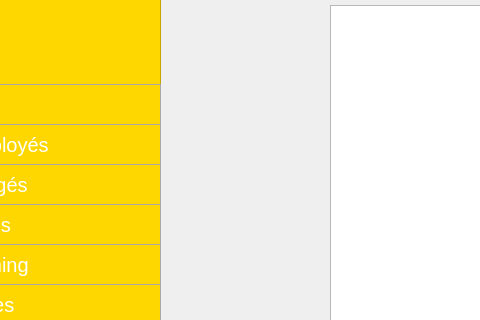
The window that gestionabonne.ui (Wassim-Aloui/Smart_Cinema) describes before a commit, drawn with Qt 5; both pictures show x 150 to 630 and y 96 to 416 of the 1307 by 705 pixel window.
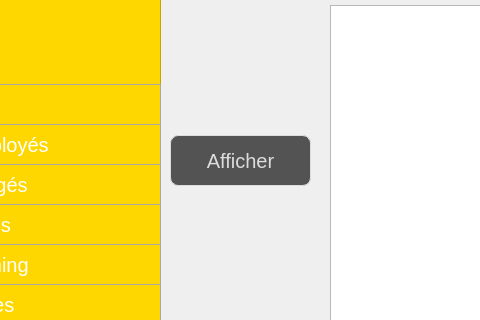
The same window after the commit. The open tabs and pages were chosen to show the change. Icons and pictures are not drawn.

The edit to the form file:
```diff
--- a/gestionabonne.ui
+++ b/gestionabonne.ui
@@ -5345,6 +5345,36 @@
 }</string>
        </property>
       </widget>
+      <widget class="QPushButton" name="afficher_abonne">
+       <property name="geometry">
+        <rect>
+         <x>20</x>
+         <y>190</y>
+         <width>141</width>
+         <height>51</height>
+        </rect>
+       </property>
+       <property name="styleSheet">
+        <string notr="true">QPushButton {
+color: #dcdcdc;
+background:#535353;
+border: none;
+font-size:20px;
+font-family:Arial, Helvetica, sans-serif;
+border: 1px solid #DCDCDC;
+border-radius: 8px;
+}
+QPushButton:hover {
+color:#fff;
+background:#FFD700;
+border: none;
+}
+</string>
+       </property>
+       <property name="text">
+        <string>Afficher</string>
+       </property>
+      </widget>
      </widget>
      <widget class="QWidget" name="tab_13">
       <attribute name="title">
```
Left out of the diff: 2 changed lines with no effect on the pictures.
